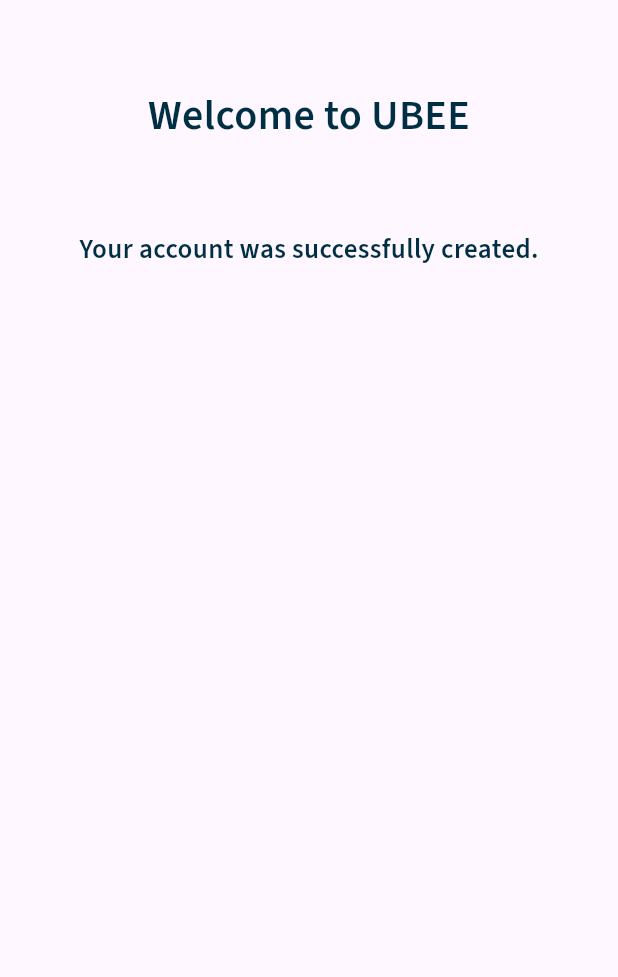
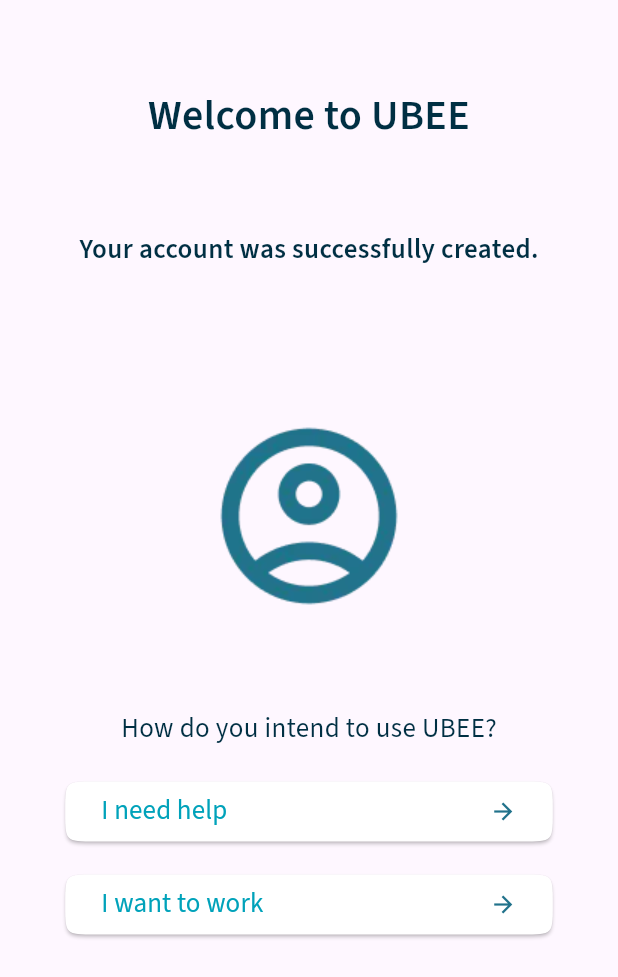
Before and after one commit to Boubakar3mc/ubee_mini, a Flutter app: the screen it shows after launch, on a phone screen of 412 x 824 dp. Shown: the top 977 px of the screen. Run offline on Flutter 3.47's test engine with Material 3 defaults, Android fonts, the phone set to English and light mode, and no system bars; our stand-ins replace bloc, email_validator, equatable, firebase_auth, firebase_core, flutter_bloc and 1 more; accounts and stored records are empty; generated files the repository leaves out were written again.

Commit message:
Created visual of welcome page

```diff
--- a/lib/core/utils/constants.dart
+++ b/lib/core/utils/constants.dart
@@ -4,6 +4,7 @@
 final RegExp passwordValidationRegex = RegExp(r'^(?=.*?[A-Z])(?=.*?[a-z])(?=.*?[0-9])(?=.*?[!@#\$&*~%]).{8,}$');
 const textfieldCheckTime = 600;
 
+const Color themeLightBlueColor = Color.fromARGB(255, 0, 162, 186);
 const Color themeBlueColor = Color.fromARGB(255, 33, 114, 139);
 const Color themeDarkColor = Color.fromARGB(255, 0, 47, 67);
 const Color themeLightColor = Colors.white;
--- a/lib/features/authentication/presentation/pages/welcom_to_ubee_view.dart
+++ b/lib/features/authentication/presentation/pages/welcom_to_ubee_view.dart
@@ -1,8 +1,9 @@
 import 'package:flutter/material.dart';
 import 'package:flutter/widgets.dart';
 import 'package:ubee_mini/core/utils/constants.dart';
+import 'package:ubee_mini/features/authentication/presentation/widget/rectangular_button.dart';
 
-class WelcomeToUbeeView extends StatefulWidget{
+class WelcomeToUbeeView extends StatefulWidget {
   const WelcomeToUbeeView({super.key});
 
   @override
@@ -12,23 +13,51 @@
 class _WelcomeToUbeeViewState extends State<WelcomeToUbeeView> {
   @override
   Widget build(BuildContext context) {
-    return const Scaffold(
+    return Scaffold(
       body: SizedBox.expand(
         child: Column(
           crossAxisAlignment: CrossAxisAlignment.center,
           children: [
-            SizedBox(
+            const SizedBox(
               height: 57,
             ),
-            Text('Welcome to UBEE',style: TextStyle(color: themeDarkColor,fontSize: 28,fontWeight: FontWeight.w600),),
-            SizedBox(
+            const Text(
+              'Welcome to UBEE',
+              style: TextStyle(
+                  color: themeDarkColor,
+                  fontSize: 28,
+                  fontWeight: FontWeight.w600),
+            ),
+            const SizedBox(
               height: 57,
             ),
-            Text('Your account was successfully created.', style: TextStyle(color:themeDarkColor,fontSize: 18,fontWeight: FontWeight.w600),),
-            SizedBox(
+            const Text(
+              'Your account was successfully created.',
+              style: TextStyle(
+                  color: themeDarkColor,
+                  fontSize: 18,
+                  fontWeight: FontWeight.w600),
+            ),
+            const SizedBox(
               height: 94,
             ),
-
+            const Image(image: AssetImage('images/account_circle.webp')),
+            const SizedBox(
+              height: 59,
+            ),
+            const Text('How do you intend to use UBEE?',
+                style: TextStyle(
+                    color: themeDarkColor,
+                    fontSize: 18,
+                    fontWeight: FontWeight.w400)),
+            const SizedBox(
+              height: 18,
+            ),
+            RectangularButton('I need help', onPressed: (){}),
+            const SizedBox(
+              height: 14,
+            ),
+            RectangularButton('I want to work', onPressed: (){}),
           ],
         ),
       ),
--- /dev/null
+++ b/lib/features/authentication/presentation/widget/rectangular_button.dart
@@ -0,0 +1,35 @@
+import 'package:flutter/material.dart';
+import 'package:ubee_mini/core/utils/constants.dart';
+
+class RectangularButton extends StatelessWidget{
+  final String text;
+  final Function? onPressed; // Set to null for disabled button
+
+  const RectangularButton(this.text,{required this.onPressed,super.key});
+
+
+  @override
+  Widget build(BuildContext context) {
+    return SizedBox(
+              width: 325,
+              child: ElevatedButton(
+                  onPressed: onPressed==null?null:(){onPressed?.call();},
+                  style: ElevatedButton.styleFrom(
+                    backgroundColor: Colors.white,
+                    shape: ContinuousRectangleBorder(borderRadius: BorderRadius.circular(20.0))
+                  ),
+                  child:Row(
+                    mainAxisAlignment: MainAxisAlignment.spaceBetween,
+                    children: [
+                       Text(text,
+                          style: const TextStyle(
+                              color: themeLightBlueColor,
+                              fontSize: 18,
+                              fontWeight: FontWeight.w400)),
+                      const Icon(Icons.arrow_forward_outlined,color: themeBlueColor,)
+                    ],
+                  )),
+            );
+  }
+
+}
--- a/pubspec.yaml
+++ b/pubspec.yaml
@@ -35,7 +35,7 @@
 
   # To add assets to your application, add an assets section, like this:
   assets:
-    - images/account_circle.svg
+    - images/account_circle.webp
 
   # An image asset can refer to one or more resolution-specific "variants", see
   # https://flutter.dev/assets-and-images/#resolution-aware
```
Also changed, not shown: images/account_circle.svg (deleted), images/account_circle.webp (added).
